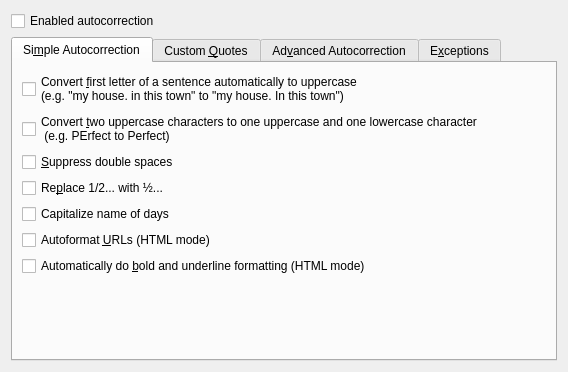
First picture: the form in messagecomposer/autocorrection/kmcomposerautocorrectionwidget.ui, repository chusopr/kdepim-ktimetracker-akonadi, before the edit.
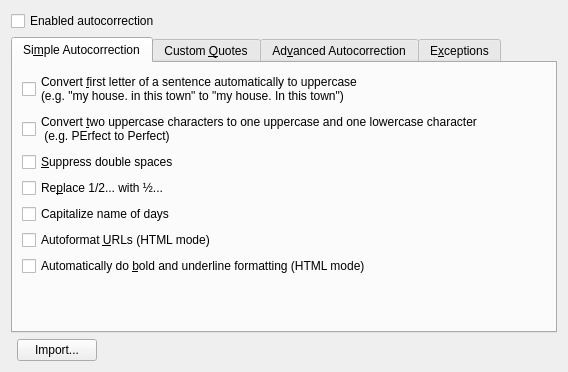
Second picture: the form after the edit. Custom widgets are drawn as their Qt base class.

Commit message: Add button to import file

The edit to the form file:
```diff
--- a/messagecomposer/autocorrection/kmcomposerautocorrectionwidget.ui
+++ b/messagecomposer/autocorrection/kmcomposerautocorrectionwidget.ui
@@ -11,7 +11,27 @@
    </rect>
   </property>
   <layout class="QGridLayout" name="gridLayout">
-   <item row="1" column="0">
+   <item row="2" column="2">
+    <spacer name="horizontalSpacer">
+     <property name="orientation">
+      <enum>Qt::Horizontal</enum>
+     </property>
+     <property name="sizeHint" stdset="0">
+      <size>
+       <width>469</width>
+       <height>20</height>
+      </size>
+     </property>
+    </spacer>
+   </item>
+   <item row="0" column="0" colspan="3">
+    <widget class="QCheckBox" name="enabledAutocorrection">
+     <property name="text">
+      <string>Enabled autocorrection</string>
+     </property>
+    </widget>
+   </item>
+   <item row="1" column="0" colspan="3">
     <widget class="QTabWidget" name="tabWidget">
      <property name="currentIndex">
       <number>0</number>
@@ -508,10 +528,10 @@
      </widget>
     </widget>
    </item>
-   <item row="0" column="0">
-    <widget class="QCheckBox" name="enabledAutocorrection">
+   <item row="2" column="1">
+    <widget class="KPushButton" name="importAutoCorrection">
      <property name="text">
-      <string>Enabled autocorrection</string>
+      <string>Import...</string>
      </property>
     </widget>
    </item>
@@ -523,6 +543,11 @@
    <extends>QLineEdit</extends>
    <header>klineedit.h</header>
   </customwidget>
+  <customwidget>
+   <class>KPushButton</class>
+   <extends>QPushButton</extends>
+   <header>kpushbutton.h</header>
+  </customwidget>
   <customwidget>
    <class>MessageComposer::KMComposerAutoCorrectionListWidget</class>
    <extends>QListWidget</extends>
```
